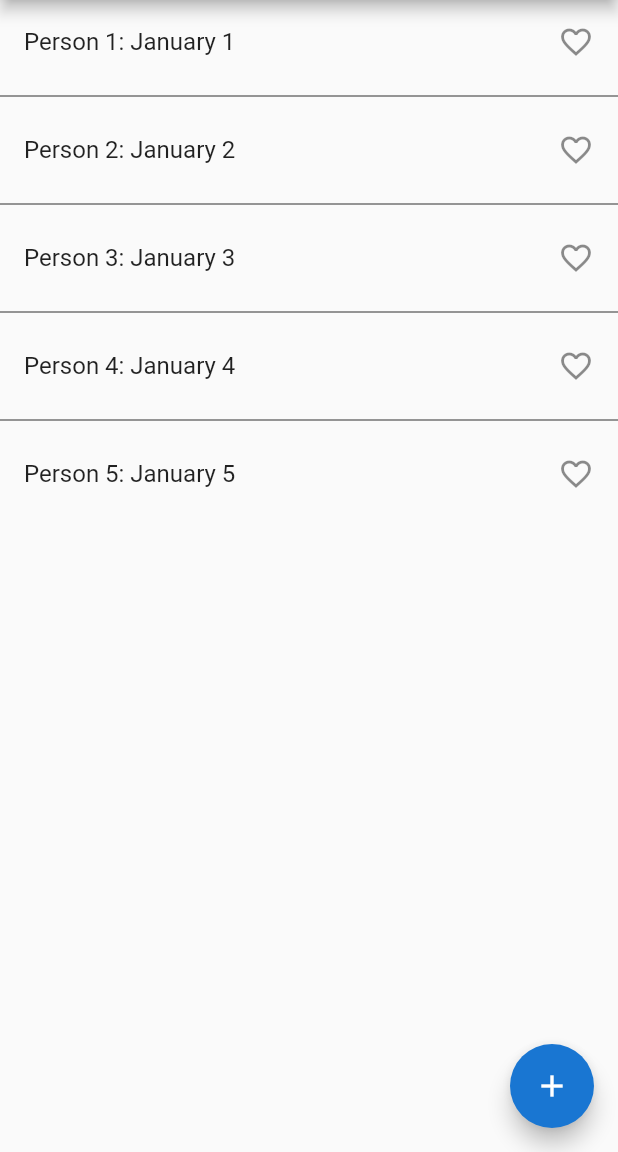
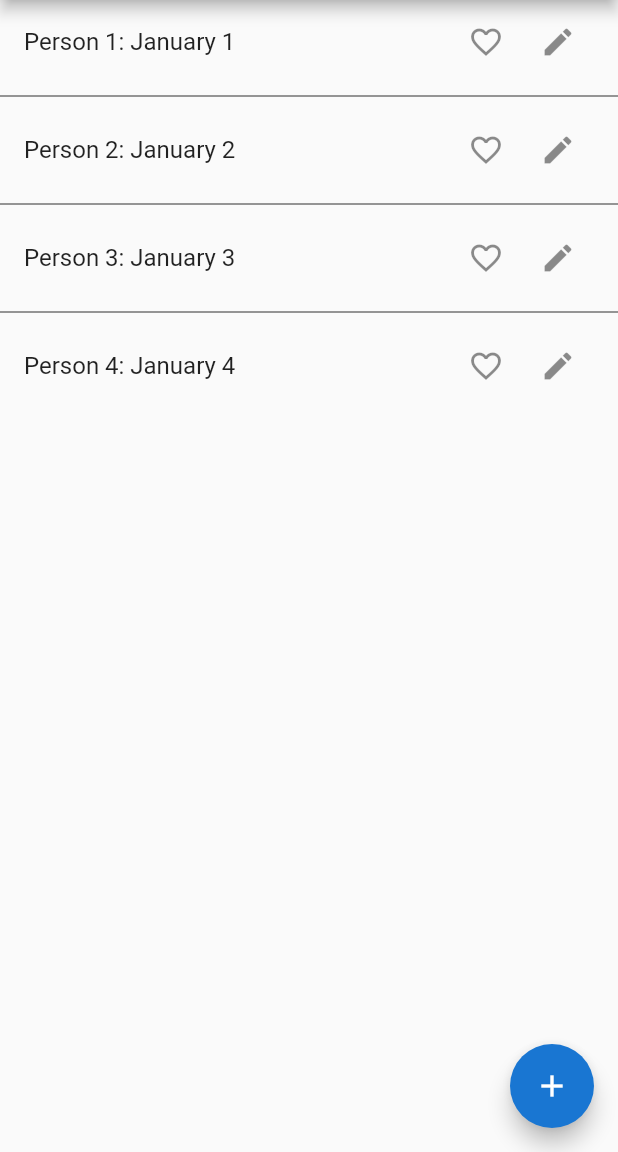
Before and after one commit to safinsingh/birthdays, a Flutter app: the screen it shows after launch, on a phone screen of 412 x 824 dp, the part 84-1236 px from its top. Run offline on Flutter 3.47's test engine with Material 2 defaults, Android fonts, the phone set to English and light mode, and no system bars; missing offline and left inert: flutter_picker.

Commit message:
add basic flutter picker, migrate data structure to map, add editing icons

```diff
--- a/lib/birthday_list.dart
+++ b/lib/birthday_list.dart
@@ -1,4 +1,5 @@
 import 'package:flutter/material.dart';
+import 'package:flutter_picker/flutter_picker.dart';
 
 class BirthdayList extends StatefulWidget {
   @override
@@ -6,17 +7,15 @@ class BirthdayList extends StatefulWidget {
 }
 
 class BirthdayListState extends State<BirthdayList> {
-  TextEditingController editingController = TextEditingController();
+  final _birthdays = <String, String>{
+    "Person 1": "January 1",
+    "Person 2": "January 2",
+    "Person 3": "January 3",
+    "Person 4": "January 4",
+  };
 
-  final _birthdays = [
-    {"name": "Person 1", "date": "January 1"},
-    {"name": "Person 2", "date": "January 2"},
-    {"name": "Person 3", "date": "January 3"},
-    {"name": "Person 4", "date": "January 4"},
-    {"name": "Person 5", "date": "January 5"},
-  ];
+  final _favorites = <String, String>{};
 
-  final _favorites = Set<Map>();
   Widget _buildList() {
     return ListView.separated(
         separatorBuilder: (BuildContext context, int index) => Divider(
@@ -25,25 +24,34 @@ class BirthdayListState extends State<BirthdayList> {
             ),
         itemCount: _birthdays.length,
         itemBuilder: (BuildContext context, int index) {
-          return _buildRow(_birthdays[index]);
+          return _buildRow(_birthdays.keys.toList()[index]);
         });
   }
 
   Widget _buildRow(birthday) {
-    final alrSaved = _favorites.contains(birthday);
+    final alrSaved = _favorites.containsKey(birthday);
     return ListTile(
-      title: Text(birthday['name'] + ": " + birthday['date']),
-      trailing: Icon(alrSaved ? Icons.favorite : Icons.favorite_border,
+      title: Text(birthday + ": " + _birthdays[birthday]),
+      trailing: Wrap(
+        children: <Widget>[
+          IconButton(
+            icon: new Icon(alrSaved ? Icons.favorite : Icons.favorite_border,
                 color: alrSaved ? Colors.red : null),
-      onTap: () {
+            onPressed: () {
               setState(() {
                 if (alrSaved) {
                   _favorites.remove(birthday);
                 } else {
-            _favorites.add(birthday);
+                  _favorites.addEntries(birthday);
                 }
               });
             },
+          ), // icon-1
+          IconButton(
+              icon: new Icon(Icons.edit),
+              onPressed: () => _pushEdit(context)), // icon-2
+        ],
+      ),
     );
   }
 
@@ -54,28 +62,31 @@ class BirthdayListState extends State<BirthdayList> {
   void _pushSaved() {
     Navigator.of(context)
         .push(MaterialPageRoute(builder: (BuildContext context) {
-      final Iterable<ListTile> tiles = _favorites.map((birthday) {
-        return ListTile(
-          title: Text(birthday['name'] + ": " + birthday['date']),
+      final List<Widget> divided = ListTile.divideTiles(
+        context: context,
+        tiles: _favorites.entries.map((e) => ListTile(
+              title: Text('${e.key}: ${e.value}'),
+            )),
       );
-      });
-
-      final List<Widget> divided =
-          ListTile.divideTiles(context: context, tiles: tiles).toList();
       return Scaffold(
           appBar: AppBar(title: favoriteTitle),
           body: ListView(children: divided));
     }));
   }
 
-  void _pushAdd() {
-    Navigator.of(context)
-        .push(MaterialPageRoute(builder: (BuildContext context) {
-      return Scaffold(appBar: AppBar(title: addTitle), body: Text("Add"));
-    }));
+  void _pushEdit(BuildContext context) {
+    Picker(
+        hideHeader: true,
+        adapter: DateTimePickerAdapter(),
+        title: Text("Select New Birthday"),
+        selectedTextStyle: TextStyle(color: Colors.blue),
+        onConfirm: (Picker picker, List value) {
+          print((picker.adapter as DateTimePickerAdapter).value);
+        }).showDialog(context);
   }
 
   void _pushSearch() {}
+  void _pushAdd() {}
 
   Widget build(BuildContext build) {
     return Scaffold(
--- a/lib/main.dart
+++ b/lib/main.dart
@@ -1,9 +1,9 @@
 import 'package:flutter/material.dart';
 import './birthday_list.dart';
 
-void main() => runApp(MyApp());
+void main() => runApp(BirthdayApp());
 
-class MyApp extends StatelessWidget {
+class BirthdayApp extends StatelessWidget {
   @override
   Widget build(BuildContext context) {
     return MaterialApp(
```
Also changed, not shown: pubspec.yaml (+2 -7 lines), pubspec.lock, 1 other file. Lines whose indentation alone changed are shown as unchanged.
